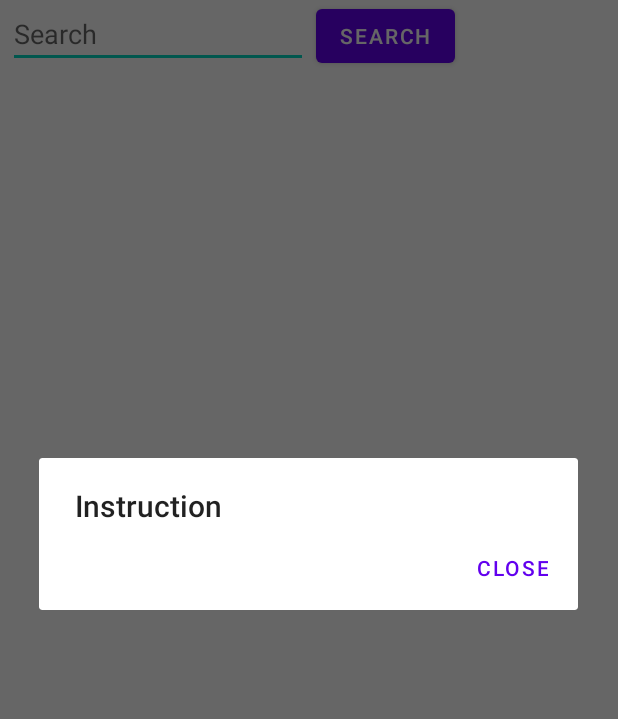
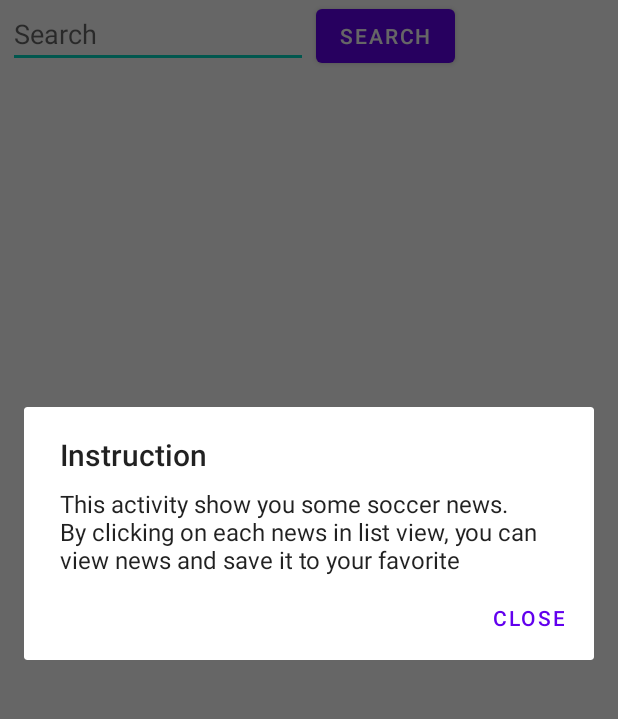
Before and after one commit to HelloNYAC/FinalProject_CST2335, an Android app: the SoccerGameHomePage screen opened directly, with no data from a screen before it, after a tap on "Help", on a phone screen of 412 x 824 dp, the part 84-803 px from its top. Run offline under Robolectric (Android 15) with nearby library versions, the phone set to English and light mode, and no system bars.

Commit message:
milestone3 completed, add feature of opening link in browser, app info to navigationView, etc

```diff
--- a/app/src/main/java/com/finalproject_cst2335/soccergames/SoccerGameHomePage.java
+++ b/app/src/main/java/com/finalproject_cst2335/soccergames/SoccerGameHomePage.java
@@ -228,7 +228,9 @@ public class SoccerGameHomePage extends AppCompatActivity {
 
         if( item.getItemId() == R.id.sc_help_menu){
             AlertDialog.Builder builder = new AlertDialog.Builder(SoccerGameHomePage.this);
-            builder.setTitle("Instruction").setPositiveButton("CLOSE", new DialogInterface.OnClickListener() {
+            builder.setTitle("Instruction")
+                    .setMessage("This activity show you some soccer news. By clicking on each news in list view, you can view news and save it to your favorite")
+                    .setPositiveButton("CLOSE", new DialogInterface.OnClickListener() {
                 @Override
                 public void onClick(DialogInterface dialog, int which) {
 
--- a/app/src/main/res/layout-sw720dp/activity_soccer_game_home_page.xml
+++ b/app/src/main/res/layout-sw720dp/activity_soccer_game_home_page.xml
@@ -56,6 +56,8 @@
 
     <com.google.android.material.navigation.NavigationView
         android:id="@+id/soccerMainPageNavView"
+        app:headerLayout="@layout/nav_view_header"
+        app:menu="@menu/nav_view_items"
         android:layout_width="wrap_content"
         android:layout_height="match_parent"
         android:layout_gravity="start">
--- a/app/src/main/res/layout/activity_home_page.xml
+++ b/app/src/main/res/layout/activity_home_page.xml
@@ -25,7 +25,9 @@
         android:id="@+id/navView"
         android:layout_width="wrap_content"
         android:layout_height="match_parent"
-        android:layout_gravity="start">
+        android:layout_gravity="start"
+        app:headerLayout="@layout/nav_view_header"
+        app:menu="@menu/nav_view_items">
 
     </com.google.android.material.navigation.NavigationView>
 
--- a/app/src/main/res/layout/activity_soccer_game_home_page.xml
+++ b/app/src/main/res/layout/activity_soccer_game_home_page.xml
@@ -50,6 +50,8 @@
 
     <com.google.android.material.navigation.NavigationView
         android:id="@+id/soccerMainPageNavView"
+        app:headerLayout="@layout/nav_view_header"
+        app:menu="@menu/nav_view_items"
         android:layout_width="wrap_content"
         android:layout_height="match_parent"
         android:layout_gravity="start">
--- /dev/null
+++ b/app/src/main/res/menu/nav_view_items.xml
@@ -0,0 +1,25 @@
+<?xml version="1.0" encoding="utf-8"?>
+<menu xmlns:android="http://schemas.android.com/apk/res/android">
+    <group>
+        <item
+            android:id="@+id/nav_toTrivia"
+            android:title="@string/trival"
+            android:icon="@drawable/trivia"
+            />
+        <item
+            android:id="@+id/nav_toSongster"
+            android:title="@string/songster" android:icon="@drawable/songster"
+            />
+        <item
+            android:id="@+id/nav_toCar"
+            android:title="@string/car"
+            android:icon="@drawable/car"
+            />
+        <item
+            android:id="@+id/nav_toSoccerGame"
+            android:title="@string/soccerGames"
+            android:icon="@drawable/soccer"
+            />
+    </group>
+
+</menu>
--- a/app/src/main/res/values/strings.xml
+++ b/app/src/main/res/values/strings.xml
@@ -42,4 +42,9 @@
     <!-- TODO: Remove or change this placeholder text -->
     <string name="hello_blank_fragment">Hello blank fragment</string>
     <string name="hide">Hide</string>
+    <string name="app_title">App Title</string>
+    <string name="final_project">Final Project CST2335</string>
+    <string name="version">Version</string>
+    <string name="author">Author</string>
+    <string name="one">1</string>
 </resources>
```
Also changed, not shown: app/src/main/java/com/finalproject_cst2335/HomePage.java (+13 -0 lines), app/src/main/java/com/finalproject_cst2335/soccergames/FavoriteNewsDetailPage.java (+9 -0 lines), app/src/main/java/com/finalproject_cst2335/soccergames/NewsDetailFragment.java (+12 -0 lines), app/src/main/java/com/finalproject_cst2335/soccergames/SoccerNewsDetailPage.java (+12 -0 lines), app/src/main/res/layout/nav_view_header.xml (added, +34 -0 lines), 1 other file.
